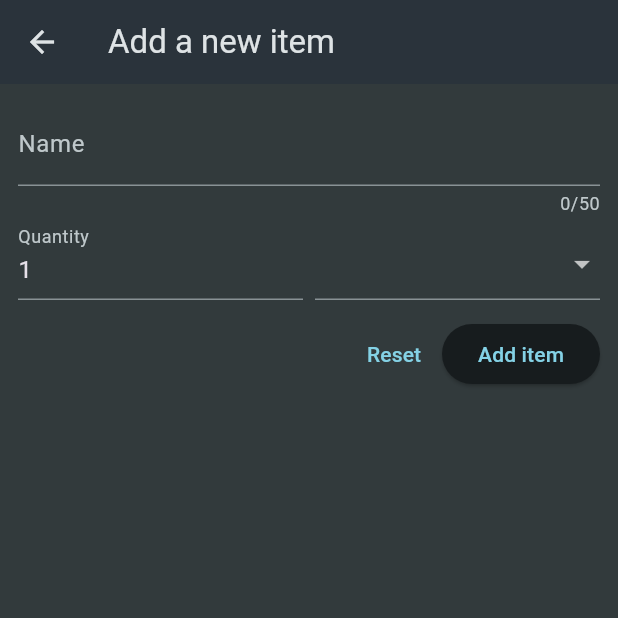
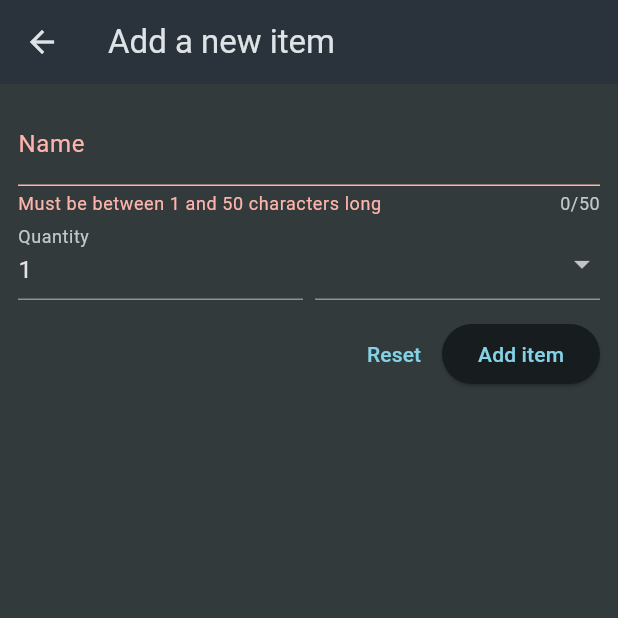
Before and after one commit to sachinsebastian1212/flutter_shopping_list, a Flutter app: the NewItem screen opened directly, after a tap on "Add item", on a phone screen of 412 x 824 dp, the top half of it. Run offline on Flutter 3.47's test engine with Material 3 defaults, Android fonts, the light colour scheme and no system bars.

Commit message:
added validation
validation funtion called using formkey current state

```diff
--- a/lib/widgets/new_item.dart
+++ b/lib/widgets/new_item.dart
@@ -9,6 +9,11 @@
 }
 
 class _NewItemState extends State<NewItem> {
+  final _formKey = GlobalKey<FormState>();
+
+  void _saveItem(){
+_formKey.currentState!.validate();
+  }
   @override
   Widget build(BuildContext context) {
     return Scaffold(
@@ -18,13 +23,20 @@
       body: Padding(
           padding: const EdgeInsets.all(12.0),
           child: Form(
+            key: _formKey,
               child: Column(
             children: [
               TextFormField(
                 maxLength: 50,
                 decoration: const InputDecoration(label: Text('Name')),
                 validator: (value) {
-                  return 'Demo..';
+                  if (value == null ||
+                      value.isEmpty ||
+                      value.trim().length <= 1 ||
+                      value.trim().length > 50) {
+                    return 'Must be between 1 and 50 characters long';
+                  }
+                  return null;
                 },
               ),
               Row(
@@ -32,10 +44,20 @@
                 children: [
                   Expanded(
                     child: TextFormField(
+                      keyboardType: TextInputType.number,
                       decoration: const InputDecoration(
                         label: Text('Quantity'),
                       ),
                       initialValue: '1',
+                       validator: (value) {
+                  if (value == null ||
+                      value.isEmpty ||
+                      int.tryParse(value) == null||
+                      int.tryParse(value)! <=0
+                      ) {
+                    return 'Must be valid positive number.';
+                  }
+                  return null;}
                     ),
                   ),
                   const SizedBox(
@@ -65,15 +87,20 @@
                     ),
                   )
                 ],
+              ),
+              const SizedBox(
+                height: 12,
+              ),
+              Row(
+                mainAxisAlignment: MainAxisAlignment.end,
+                children: [
+                  TextButton(onPressed: () {
+                    _formKey.currentState!.reset();
+                  }, child: const Text('Reset')),
+                  ElevatedButton(
+                      onPressed: _saveItem, child: const Text('Add item'))
+                ],
               )
-           ,const SizedBox(height: 12,)
-           ,Row(
-            mainAxisAlignment: MainAxisAlignment.end,
-            children: [
-              TextButton(onPressed: (){}, child: const Text('Reset')),
-              ElevatedButton(onPressed: (){}, child: const Text('Add item'))
-            ],
-           )
             ],
           ))),
     );
```
